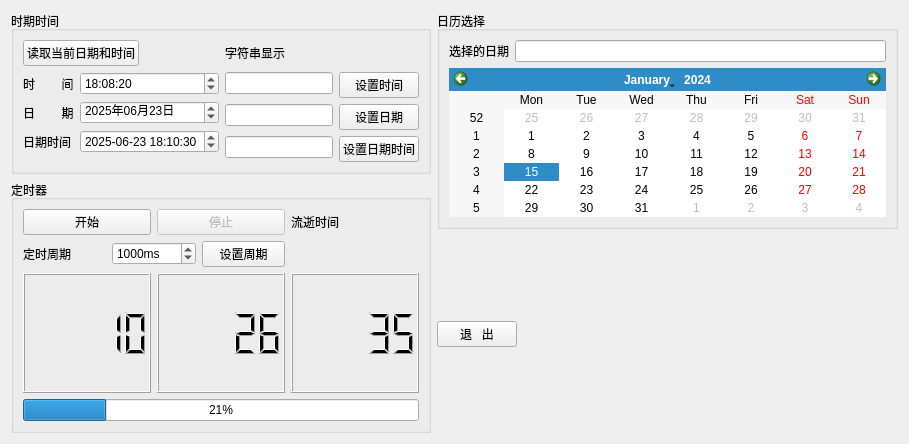
Old version of the form widget.ui in the repository wangwu-arch/TimeManager.
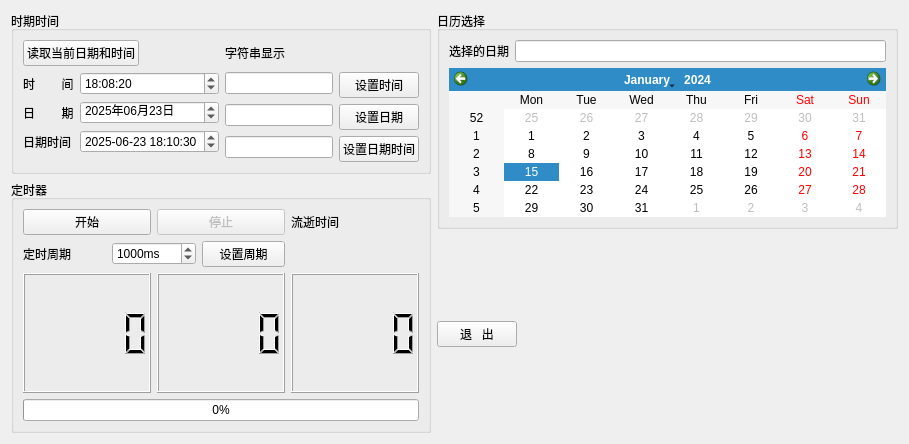
New version of the form.

Diff of the .ui file:
```diff
--- a/widget.ui
+++ b/widget.ui
@@ -251,7 +251,7 @@
          <enum>Qt::LayoutDirection::LeftToRight</enum>
         </property>
         <property name="value">
-         <number>21</number>
+         <number>0</number>
         </property>
         <property name="alignment">
          <set>Qt::AlignmentFlag::AlignLeading|Qt::AlignmentFlag::AlignLeft|Qt::AlignmentFlag::AlignVCenter</set>
@@ -272,21 +272,24 @@
         <item>
          <widget class="QLCDNumber" name="lcdNumber">
           <property name="intValue" stdset="0">
-           <number>10</number>
+           <number>0</number>
           </property>
          </widget>
         </item>
         <item>
          <widget class="QLCDNumber" name="lcdNumber_2">
           <property name="intValue" stdset="0">
-           <number>26</number>
+           <number>0</number>
           </property>
          </widget>
         </item>
         <item>
-         <widget class="QLCDNumber" name="lcdNumber_3">
+         <widget class="QLCDNumber" name="lcdSec">
+          <property name="smallDecimalPoint">
+           <bool>false</bool>
+          </property>
           <property name="intValue" stdset="0">
-           <number>35</number>
+           <number>0</number>
           </property>
          </widget>
         </item>
```
Left out of the diff: 4 changed lines with no effect on the pictures.
